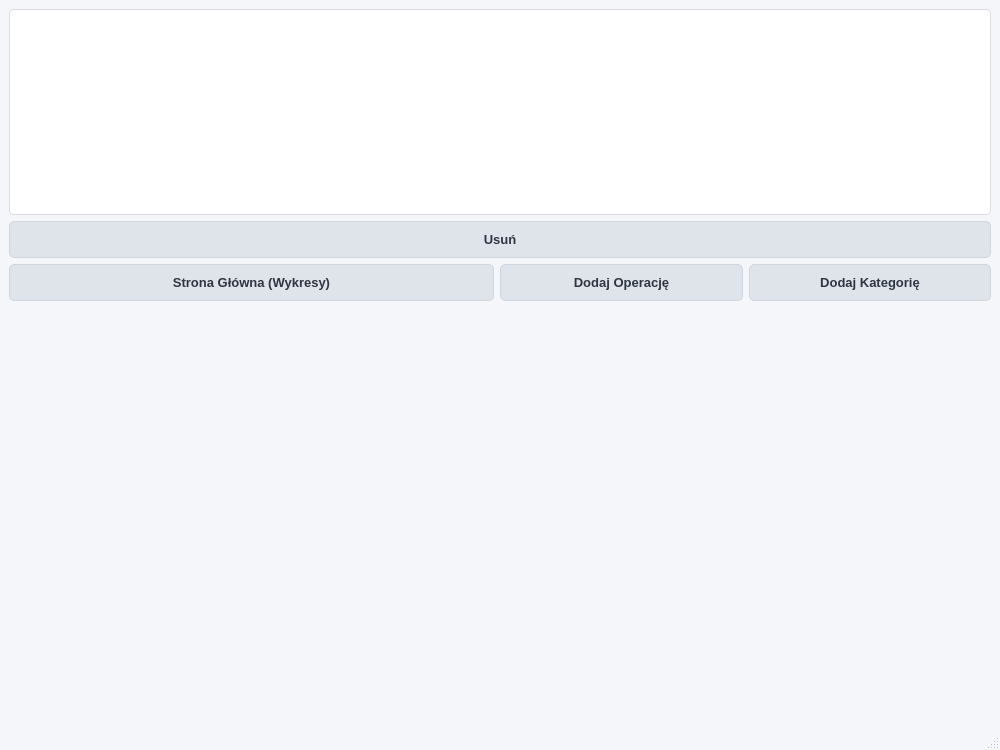
The window that mainwindow.ui (Borejson1/FinanceManager) describes before a commit, drawn with Qt 5.
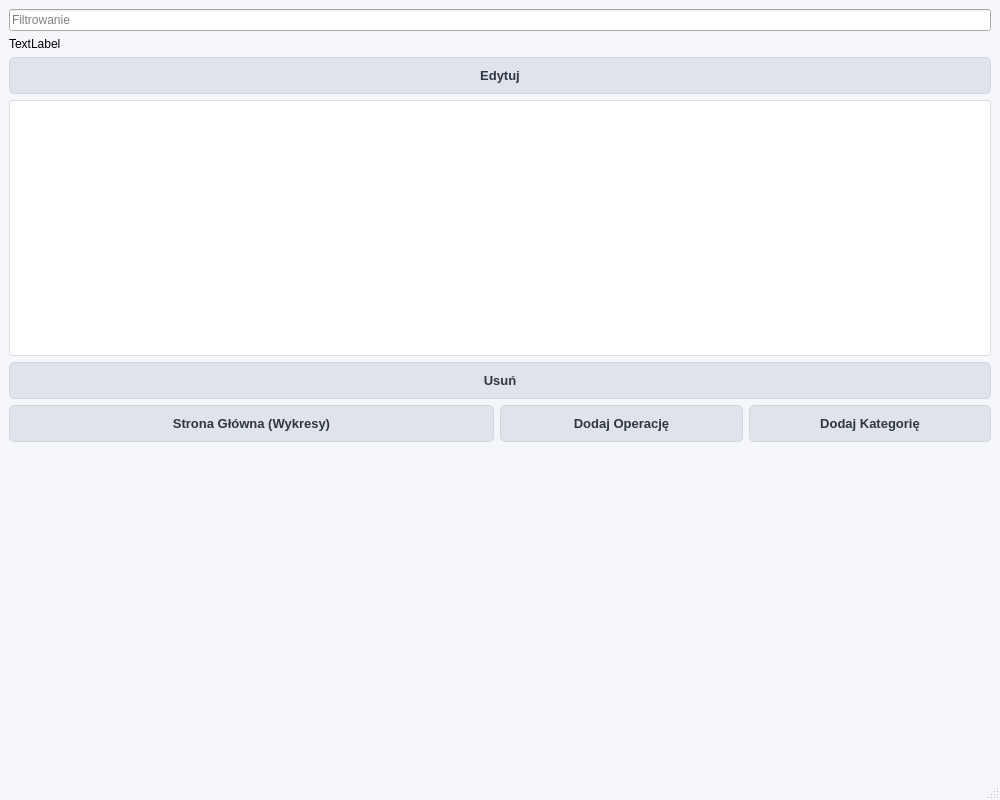
The same window after the commit.

Commit message: Hubert: edycja, filtrowanie, usuwanie danych /zmiany UI

```diff
--- a/mainwindow.ui
+++ b/mainwindow.ui
@@ -7,7 +7,7 @@
     <x>0</x>
     <y>0</y>
     <width>1000</width>
-    <height>750</height>
+    <height>800</height>
    </rect>
   </property>
   <property name="windowTitle">
@@ -53,9 +53,36 @@
    </string>
   </property>
   <widget class="QWidget" name="centralwidget">
-   <layout class="QVBoxLayout" name="verticalLayout" stretch="1,0,0,2">
+   <layout class="QVBoxLayout" name="verticalLayout" stretch="0,0,0,4,0,0,5">
+    <item>
+     <widget class="QLineEdit" name="lineEditFilter">
+      <property name="placeholderText">
+       <string>Filtrowanie</string>
+      </property>
+     </widget>
+    </item>
+    <item>
+     <widget class="QLabel" name="lblBalance">
+      <property name="text">
+       <string>TextLabel</string>
+      </property>
+     </widget>
+    </item>
+    <item>
+     <widget class="QPushButton" name="btnEdit">
+      <property name="text">
+       <string>Edytuj</string>
+      </property>
+     </widget>
+    </item>
     <item>
      <widget class="QTableView" name="tableView">
+      <property name="sizePolicy">
+       <sizepolicy hsizetype="Expanding" vsizetype="Expanding">
+        <horstretch>0</horstretch>
+        <verstretch>0</verstretch>
+       </sizepolicy>
+      </property>
       <property name="alternatingRowColors">
        <bool>true</bool>
       </property>
@@ -95,6 +122,12 @@
     </item>
     <item>
      <widget class="QStackedWidget" name="stackedWidget">
+      <property name="sizePolicy">
+       <sizepolicy hsizetype="Expanding" vsizetype="Expanding">
+        <horstretch>0</horstretch>
+        <verstretch>0</verstretch>
+       </sizepolicy>
+      </property>
       <property name="currentIndex">
        <number>-1</number>
       </property>
```
Left out of the diff: 8 changed lines with no effect on the pictures. The commit also changes 9 other files.
